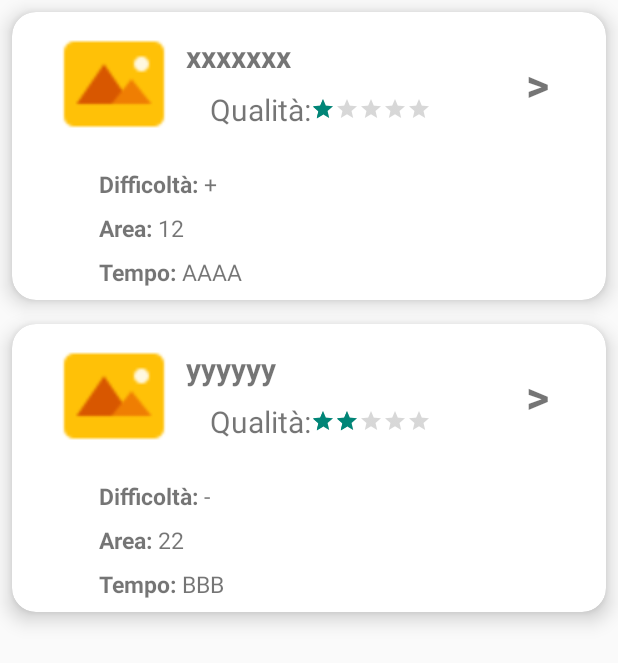
After one commit to Franck024/INGSW_NaTour21, an Android app: the Test screen opened directly, with no data from a screen before it, on a phone screen of 412 x 824 dp. The commit adds this screen. Shown: the top 663 px of the screen. Run offline under Robolectric (Android 15) with nearby library versions, the phone set to English and light mode, and no system bars.

Commit message:
miglioramenti post
Activity Test.class (Creato solo per testare i post)

```diff
--- a/3_CodiceSorgente/IngSW_NaTour21/app/src/main/AndroidManifest.xml
+++ b/3_CodiceSorgente/IngSW_NaTour21/app/src/main/AndroidManifest.xml
@@ -46,6 +46,8 @@
         <activity android:name=".ControllerHome" />
         <activity android:name=".ControllerAddItin"/>
         <activity android:name=".ControllerAddItin_2" />
+        <activity android:name=".Test" />
+
 
     </application>
 
--- a/3_CodiceSorgente/IngSW_NaTour21/app/src/main/java/com/example/natour21/ControllerLogin.java
+++ b/3_CodiceSorgente/IngSW_NaTour21/app/src/main/java/com/example/natour21/ControllerLogin.java
@@ -62,6 +62,7 @@ public class ControllerLogin extends AppCompatActivity {
         login.setOnClickListener(v -> {
             login.startAnimation(anim_btn);
             startActivity(new Intent(ControllerLogin.this, ControllerHome.class));
+           // startActivity(new Intent(ControllerLogin.this, Test.class));
         });
         fb.setOnClickListener(v -> fb.startAnimation(anim_btn));
         google.setOnClickListener(v -> google.startAnimation(anim_btn));
--- a/3_CodiceSorgente/IngSW_NaTour21/app/src/main/java/com/example/natour21/MyAdapter.java
+++ b/3_CodiceSorgente/IngSW_NaTour21/app/src/main/java/com/example/natour21/MyAdapter.java
@@ -6,8 +6,8 @@ import android.view.View;
 import android.view.ViewGroup;
 import android.widget.RatingBar;
 import android.widget.TextView;
-
 import androidx.annotation.NonNull;
+import androidx.recyclerview.widget.LinearLayoutManager;
 import androidx.recyclerview.widget.RecyclerView;
 
 import java.util.ArrayList;
@@ -16,11 +16,9 @@ public class MyAdapter extends RecyclerView.Adapter<MyAdapter.ViewHolder> {
 
     private Activity activity;
     ArrayList<ParentItem> parentItemArrayList;
-   // ArrayList<ChildItem> childItemArrayList;
 
-//bisogna passare anche array di child
     public MyAdapter(Activity activity, ArrayList<ParentItem> parentItemArrayList) {
-        this.activity = activity;
+        this.activity =  activity;
         this.parentItemArrayList = parentItemArrayList;
     }
 
@@ -29,6 +27,7 @@ public class MyAdapter extends RecyclerView.Adapter<MyAdapter.ViewHolder> {
     public ViewHolder onCreateViewHolder(@NonNull ViewGroup parent, int viewType) {
         View view = LayoutInflater.from(parent.getContext()).inflate(R.layout.list_item,
                 parent, false);
+
         return new ViewHolder(view);
     }
 
@@ -40,8 +39,9 @@ public class MyAdapter extends RecyclerView.Adapter<MyAdapter.ViewHolder> {
         holder.txtDiff.setText(parentItem.difficolta);
         holder.txtArea.setText(parentItem.area);
         holder.txtTempo.setText(parentItem.tempo);
+        holder.rateRB.setRating(parentItem.rate);
 
-        // implementare il rate
+        LinearLayoutManager linearLayoutManager = new LinearLayoutManager(activity);
     }
 
     @Override
@@ -62,6 +62,7 @@ public class MyAdapter extends RecyclerView.Adapter<MyAdapter.ViewHolder> {
             txtTempo = itemView.findViewById(R.id.txtViewRisultatoArea);
             txtArea = itemView.findViewById(R.id.txtViewRisultatoTempo);
             rateRB = itemView.findViewById(R.id.rtbHighScore);
+
         }
     }
 }
--- a/3_CodiceSorgente/IngSW_NaTour21/app/src/main/java/com/example/natour21/ParentItem.java
+++ b/3_CodiceSorgente/IngSW_NaTour21/app/src/main/java/com/example/natour21/ParentItem.java
@@ -3,9 +3,9 @@ package com.example.natour21;
 public class ParentItem {
 
     String nomePercorso, difficolta, tempo, area;
-    int rate;
+    float rate;
 
-    public ParentItem(String nomePercorso, String difficolta, String tempo, String area, int rate) {
+    public ParentItem(String nomePercorso, String difficolta, String tempo, String area, float rate) {
         this.nomePercorso = nomePercorso;
         this.difficolta = difficolta;
         this.tempo = tempo;
--- /dev/null
+++ b/3_CodiceSorgente/IngSW_NaTour21/app/src/main/java/com/example/natour21/Test.java
@@ -0,0 +1,42 @@
+package com.example.natour21;
+
+import android.os.Bundle;
+import androidx.appcompat.app.AppCompatActivity;
+import androidx.recyclerview.widget.LinearLayoutManager;
+import androidx.recyclerview.widget.RecyclerView;
+
+import java.util.ArrayList;
+
+public class Test extends AppCompatActivity {
+    MyAdapter myAdapter;
+    ArrayList<ParentItem> parentItemArrayList;
+    RecyclerView RVparent;
+
+    @Override
+    protected void onCreate(Bundle savedInstanceState) {
+        super.onCreate(savedInstanceState);
+        setContentView(R.layout.fragment_home);
+        //PROVA
+
+        RVparent = findViewById(R.id.RVparent);
+        //Prenderli dal DB
+        String[] nomi = {"xxxxxxx", "yyyyyy"};
+        String[] diff = {"+", "-"};
+        String[] tempo = {"12", "22"};
+        String[] area = {"AAAA", "BBB"};
+        Float[] rate = {1f,2f};
+        parentItemArrayList = new ArrayList<>();
+
+        for(int i = 0; i< nomi.length; i++){
+            ParentItem parentItem = new ParentItem(nomi[i], diff[i], tempo[i], area[i], rate[i]);
+            parentItemArrayList.add(parentItem);
+        }
+        myAdapter = new MyAdapter(this, parentItemArrayList);
+        LinearLayoutManager linearLayoutManager = new LinearLayoutManager(this);
+
+        RVparent.setLayoutManager(linearLayoutManager);
+        RVparent.setAdapter(myAdapter);
+        // FINE
+
+    }
+}
--- a/3_CodiceSorgente/IngSW_NaTour21/app/src/main/res/layout/fragment_home.xml
+++ b/3_CodiceSorgente/IngSW_NaTour21/app/src/main/res/layout/fragment_home.xml
@@ -1,5 +1,6 @@
 <?xml version="1.0" encoding="utf-8"?>
-<FrameLayout xmlns:android="http://schemas.android.com/apk/res/android"
+<FrameLayout
+    xmlns:android="http://schemas.android.com/apk/res/android"
     xmlns:tools="http://schemas.android.com/tools"
     android:layout_width="match_parent"
     android:layout_height="match_parent"
```
Also changed, not shown: 3_CodiceSorgente/IngSW_NaTour21/app/src/main/java/com/example/natour21/HomeFragment.java (+18 -62 lines), 3_CodiceSorgente/IngSW_NaTour21/app/src/main/res/layout/child_item.xml (deleted, +0 -78 lines).
